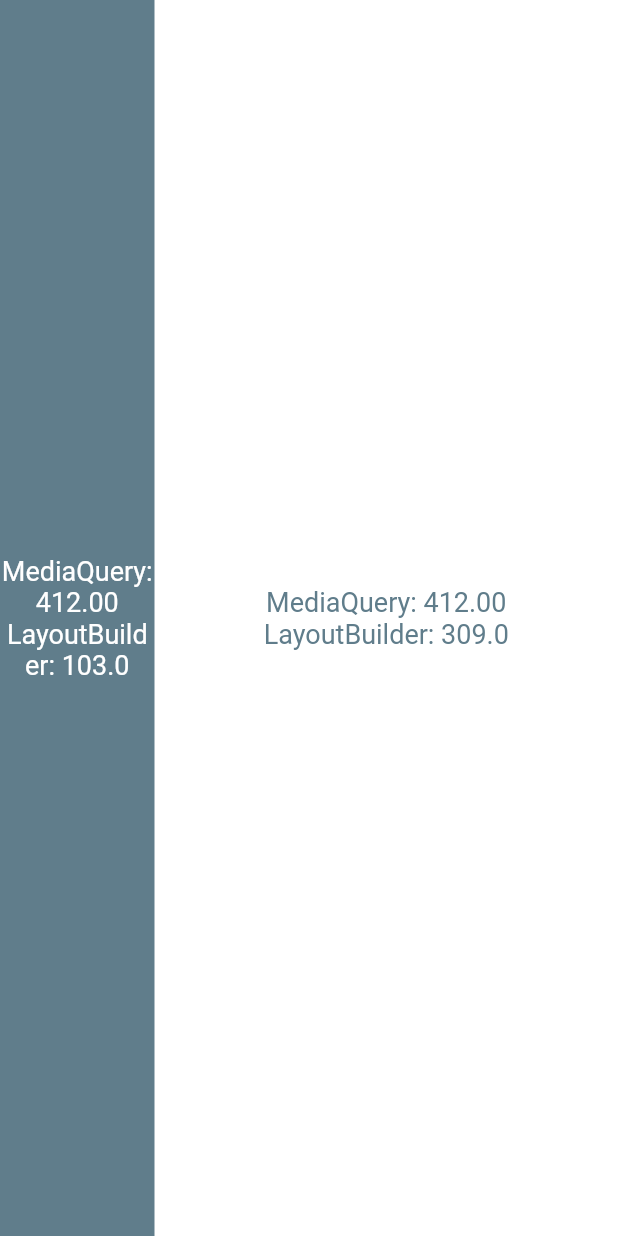
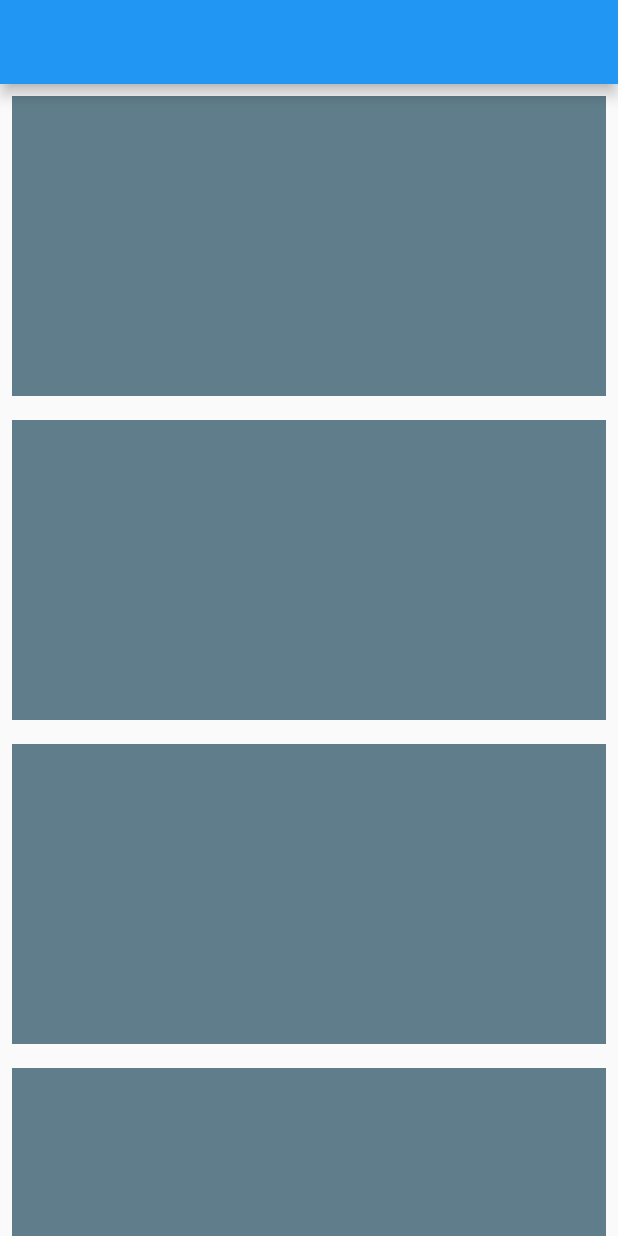
Before and after one commit to danamulyana/belajar-flutter-dasar, a Flutter app: the screen it shows after launch, on a phone screen of 412 x 824 dp. Run offline on Flutter 3.47's test engine with Material 2 defaults, Android fonts, the light colour scheme and no system bars.

Commit message:
Responsive Page

```diff
--- a/lib/main.dart
+++ b/lib/main.dart
@@ -13,10 +13,53 @@ class MyApp extends StatelessWidget{
       theme: ThemeData(
         primarySwatch: Colors.blue,
       ),
-      home: const HomePage(),
+      home: const ResponsivePage(),
     );
   }
 }
+
+//ResponsivePage
+class ResponsivePage extends StatelessWidget{
+  const ResponsivePage({Key? key}) : super(key: key);
+
+  @override
+  Widget build(BuildContext context){
+    return Scaffold(
+      appBar: AppBar(),
+      body: LayoutBuilder(
+        builder: (BuildContext context, BoxConstraints constraints){
+          if(constraints.maxWidth < 600){
+            return ListView(
+              children:
+                _generateContainers(),
+            );
+          }else if(constraints.maxWidth < 900){
+            return GridView.count(
+                crossAxisCount: 2,
+                children: _generateContainers(),
+            );
+          }else{
+            return GridView.count(
+              crossAxisCount: 6,
+              children: _generateContainers(),
+            );
+          }
+        },
+      ),
+    );
+  }
+
+  List<Widget> _generateContainers(){
+    return List<Widget>.generate(20, (index) {
+      return Container(
+        margin: const EdgeInsets.all(8),
+        color: Colors.blueGrey,
+        height: 200,
+      );
+    });
+  }
+}
+//END ResponsivePage
 
 //MediaQuery
 class HomePage extends StatelessWidget{
```
